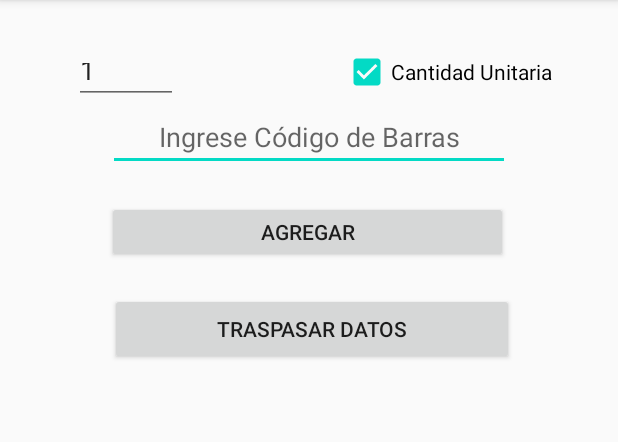
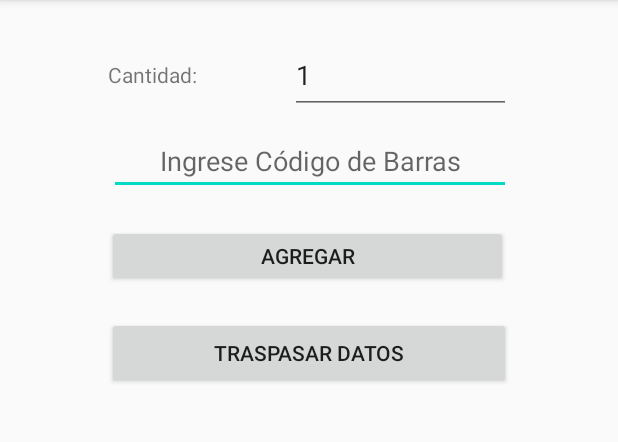
Before and after one commit to kerberos-XP/GolanDroid, an Android app: the screen it shows after launch (MainActivity), on a phone screen of 412 x 824 dp, the part 84-526 px from its top. Run offline under Robolectric (Android 15) with nearby library versions, the phone set to English and light mode, and no system bars.

Commit message:
Se cambian componentes de la interfaz

```diff
--- a/GolanCapturator/app/src/main/java/cl/golan/golancapturador/MainActivity.kt
+++ b/GolanCapturator/app/src/main/java/cl/golan/golancapturador/MainActivity.kt
@@ -15,30 +15,17 @@ class MainActivity : AppCompatActivity() {
         inicializarComponentes()
 
         /**
-         * Eventos al tocar el botón checkCantidadUnitaria.
-         */
-        checkCantidadUnitaria.setOnClickListener {
-            if (checkCantidadUnitaria.isChecked) {
-                txtCantidad.setText("1")
-                txtCodigoBarra.requestFocus()
-            } else {
-                txtCantidad.setText("")
-                txtCantidad.requestFocus()
-            }
-        }
-
-        /**
-         * Eventos al tocar el botón checkCantidadUnitaria.
+         * Evento al tocar el botón Agregar.
          */
         btnAgregar.setOnClickListener {
             txtCodigoBarra.requestFocus()
         }
 
         /**
-         * Eventos al tocar el botón checkCantidadUnitaria.
+         * Evento al tocar el botón Traspasar Datos.
          */
         btnTraspasarDatos.setOnClickListener {
-            // Crear hilo que contenga la lógica para que no se pega la app
+            // Crear hilo que contenga la lógica, así  no se pega la app
             txtCodigoBarra.requestFocus()
         }
     }
@@ -49,7 +36,6 @@ class MainActivity : AppCompatActivity() {
     private fun inicializarComponentes() {
         txtCantidad.setText("1")
         txtCodigoBarra.setGravity(Gravity.CENTER)
-        checkCantidadUnitaria.setChecked(true)
         txtCodigoBarra.requestFocus()
     }
 
--- a/GolanCapturator/app/src/main/res/layout/activity_main.xml
+++ b/GolanCapturator/app/src/main/res/layout/activity_main.xml
@@ -11,13 +11,24 @@
         android:layout_width="268dp"
         android:layout_height="42dp"
         android:layout_centerHorizontal="true"
-        android:layout_marginTop="8dp"
+        android:layout_marginTop="12dp"
         android:ems="10"
         android:hint="Ingrese Código de Barras"
         android:inputType="number"
         app:layout_constraintEnd_toEndOf="parent"
+        app:layout_constraintHorizontal_bias="0.503"
         app:layout_constraintStart_toStartOf="parent"
-        app:layout_constraintTop_toBottomOf="@+id/checkCantidadUnitaria" />
+        app:layout_constraintTop_toBottomOf="@+id/txtCantidad" />
+
+    <Button
+        android:id="@+id/btnTraspasarDatos"
+        android:layout_width="269dp"
+        android:layout_height="48dp"
+        android:layout_marginTop="20dp"
+        android:text="Traspasar Datos"
+        app:layout_constraintEnd_toEndOf="parent"
+        app:layout_constraintStart_toStartOf="parent"
+        app:layout_constraintTop_toBottomOf="@+id/btnAgregar" />
 
     <Button
         android:id="@+id/btnAgregar"
@@ -26,41 +37,31 @@
         android:layout_marginTop="20dp"
         android:text="Agregar"
         app:layout_constraintEnd_toEndOf="parent"
-        app:layout_constraintHorizontal_bias="0.494"
+        app:layout_constraintHorizontal_bias="0.493"
         app:layout_constraintStart_toStartOf="parent"
         app:layout_constraintTop_toBottomOf="@+id/txtCodigoBarra" />
 
-    <Button
-        android:id="@+id/btnTraspasarDatos"
-        android:layout_width="269dp"
-        android:layout_height="48dp"
-        android:layout_marginTop="20dp"
-        android:text="Traspasar Datos"
+    <EditText
+        android:id="@+id/txtCantidad"
+        android:layout_width="147dp"
+        android:layout_height="52dp"
+        android:layout_marginTop="24dp"
+        android:ems="10"
+        android:inputType="number"
         app:layout_constraintEnd_toEndOf="parent"
-        app:layout_constraintHorizontal_bias="0.516"
+        app:layout_constraintHorizontal_bias="0.731"
         app:layout_constraintStart_toStartOf="parent"
-        app:layout_constraintTop_toBottomOf="@+id/btnAgregar" />
-
-    <CheckBox
-        android:id="@+id/checkCantidadUnitaria"
-        android:layout_width="wrap_content"
-        android:layout_height="wrap_content"
-        android:layout_marginTop="32dp"
-        android:layout_marginEnd="44dp"
-        android:text="Cantidad Unitaria"
-        app:layout_constraintEnd_toEndOf="parent"
         app:layout_constraintTop_toTopOf="parent" />
 
-    <EditText
-        android:id="@+id/txtCantidad"
-        android:layout_width="69dp"
-        android:layout_height="37dp"
-        android:layout_marginStart="44dp"
-        android:layout_marginTop="32dp"
-        android:ems="10"
-        android:inputType="number"
-        app:layout_constraintEnd_toStartOf="@+id/checkCantidadUnitaria"
-        app:layout_constraintHorizontal_bias="0.046"
+    <TextView
+        android:id="@+id/lblCantidad"
+        android:layout_width="111dp"
+        android:layout_height="35dp"
+        android:layout_marginStart="60dp"
+        android:layout_marginTop="40dp"
+        android:text="Cantidad:"
+        app:layout_constraintEnd_toStartOf="@+id/txtCantidad"
+        app:layout_constraintHorizontal_bias="0.545"
         app:layout_constraintStart_toStartOf="parent"
         app:layout_constraintTop_toTopOf="parent" />
 
```
